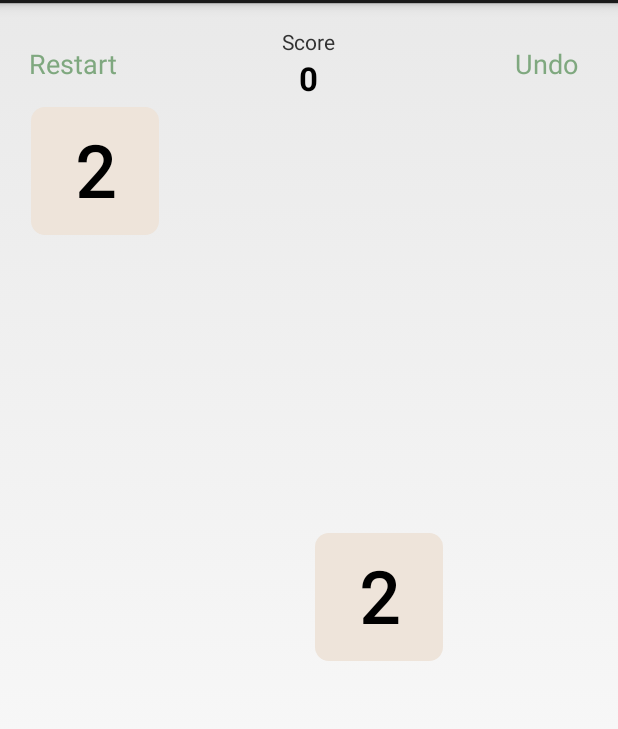
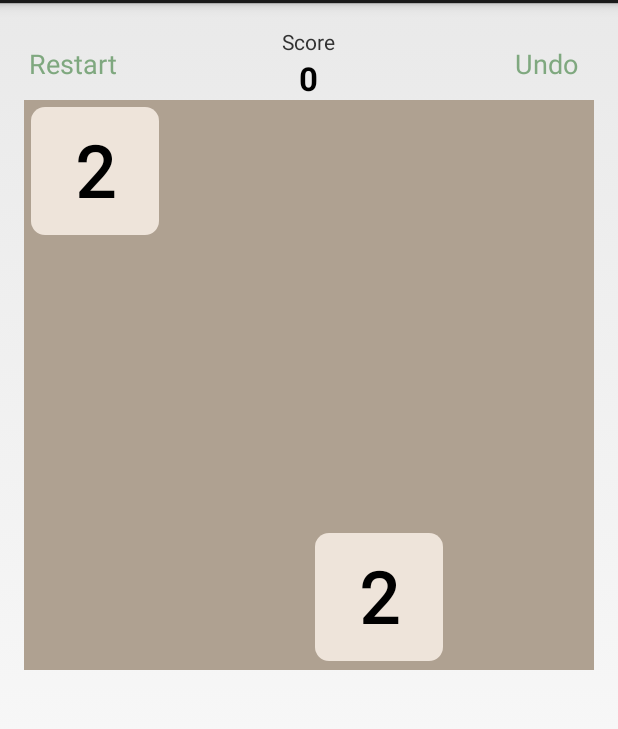
Before and after one commit to wonyoung/My2048, an Android app: the screen it shows after launch (MainActivity), on a phone screen of 412 x 824 dp, the part 69-798 px from its top. Run offline under Robolectric (Android 15) with nearby library versions, the phone set to English and light mode, and no system bars.

Commit message:
Add background

```diff
--- a/app/build.gradle
+++ b/app/build.gradle
@@ -5,7 +5,7 @@ android {
     buildToolsVersion "19.0.3"
 
     defaultConfig {
-        minSdkVersion 19
+        minSdkVersion 17
         targetSdkVersion 19
         versionCode 1
         versionName "1.0"
--- a/app/src/main/java/com/jooyunghan/my2048/MainActivity.java
+++ b/app/src/main/java/com/jooyunghan/my2048/MainActivity.java
@@ -13,6 +13,7 @@ import android.support.v4.view.GestureDetectorCompat;
 import android.util.TypedValue;
 import android.view.GestureDetector;
 import android.view.Gravity;
+import android.view.LayoutInflater;
 import android.view.MotionEvent;
 import android.view.View;
 import android.view.ViewGroup;
@@ -21,6 +22,7 @@ import android.view.animation.LinearInterpolator;
 import android.view.animation.OvershootInterpolator;
 import android.widget.Button;
 import android.widget.FrameLayout;
+import android.widget.RelativeLayout;
 import android.widget.TextView;
 
 import java.util.List;
@@ -54,7 +56,7 @@ public class MainActivity extends Activity implements GameView {
         super.onCreate(savedInstanceState);
         setContentView(R.layout.activity_main);
         mDetector = new GestureDetectorCompat(this, new MyGestureListener());
-        container = (FrameLayout)findViewById(R.id.container);
+        container = (FrameLayout)findViewById(R.id.container2);
         scoreTextView = (TextView)findViewById(R.id.score);
         undoButton = (Button)findViewById(R.id.undo);
         container.post(new Runnable() { // after view loaded
@@ -78,10 +80,17 @@ public class MainActivity extends Activity implements GameView {
     }
 
     private void initMetrics() {
+        int width = Math.min(container.getWidth(), container.getHeight());
+
         SIZE = container.getWidth() / 4;
         PADDING = SIZE / 20;
         TEXT_SIZE = SIZE / 2;
         ROUND_RADIUS = SIZE / 10;
+
+        RelativeLayout.LayoutParams lp = new RelativeLayout.LayoutParams(width, width);
+        lp.addRule(RelativeLayout.CENTER_IN_PARENT);
+        lp.addRule(RelativeLayout.ALIGN_PARENT_TOP);
+        container.setLayoutParams(lp);
     }
 
     private void loadColors() {
@@ -169,24 +178,27 @@ public class MainActivity extends Activity implements GameView {
         oldScore = score;
         scoreTextView.setText(score + "");
 
-        if (diff <= 0)
-            return;
-        final TextView diffText = new TextView(this);
-        diffText.setText("+" + diff);
+        if (diff > 0)
+            showIncrease(diff);
+    }
 
-        float textSize = scoreTextView.getTextSize();
-        diffText.setTextSize(TypedValue.COMPLEX_UNIT_PX, textSize);
-        final ViewGroup parent = (ViewGroup) scoreTextView.getParent();
-        diffText.setY(scoreTextView.getY());
-        diffText.setX(scoreTextView.getX());
-        diffText.animate().yBy(- textSize * 2).alpha(0f).setListener(new AnimatorListenerAdapter() {
-            @Override
-            public void onAnimationEnd(Animator animation) {
-                parent.removeView(diffText);
-            }
-        });
-        diffText.setLayoutParams(new LayoutParams(LayoutParams.WRAP_CONTENT, LayoutParams.WRAP_CONTENT));
-        parent.addView(diffText);
+    private void showIncrease(int diff) {
+        final ViewGroup parent = (ViewGroup)scoreTextView.getParent();
+        final View deltaView = LayoutInflater.from(this).inflate(R.layout.score_delta, parent, false);
+
+        final TextView textView = (TextView)deltaView.findViewById(R.id.delta);
+        textView.setText("+" + diff);
+
+        deltaView.setX(scoreTextView.getRight());
+        deltaView.setY(scoreTextView.getTop());
+        deltaView.animate().setDuration(300).yBy(- scoreTextView.getHeight() * 2).alpha(0f).setListener(
+                new AnimatorListenerAdapter() {
+                    @Override
+                    public void onAnimationEnd(Animator animation) {
+                        parent.removeView(deltaView);
+                    }
+                });
+        parent.addView(deltaView);
     }
 
     private void addCellView(Cell cell) {
--- a/app/src/main/res/layout/activity_main.xml
+++ b/app/src/main/res/layout/activity_main.xml
@@ -56,14 +56,27 @@
         android:background="@android:color/transparent"
         android:textColor="@color/abc_search_url_text_normal" />
 
-    <FrameLayout
+    <RelativeLayout
         android:layout_width="match_parent"
         android:layout_height="match_parent"
         android:id="@+id/container"
         android:layout_alignParentLeft="true"
         android:layout_alignParentRight="true"
         android:layout_alignParentBottom="true"
-        android:layout_below="@+id/score"></FrameLayout>
+        android:layout_below="@+id/score">
+
+        <FrameLayout
+            android:layout_width="match_parent"
+            android:layout_height="match_parent"
+            android:background="#ffafa191"
+            android:layout_alignParentTop="false"
+            android:layout_marginTop="0dp"
+            android:id="@+id/container2"
+            android:layout_alignParentStart="false"
+            android:layout_alignParentEnd="false"
+            android:layout_centerInParent="true">
+        </FrameLayout>
+    </RelativeLayout>
 
 
 </RelativeLayout>
```
Also changed, not shown: app/src/main/res/layout/score_delta.xml (added, +11 -0 lines), 1 other file.
